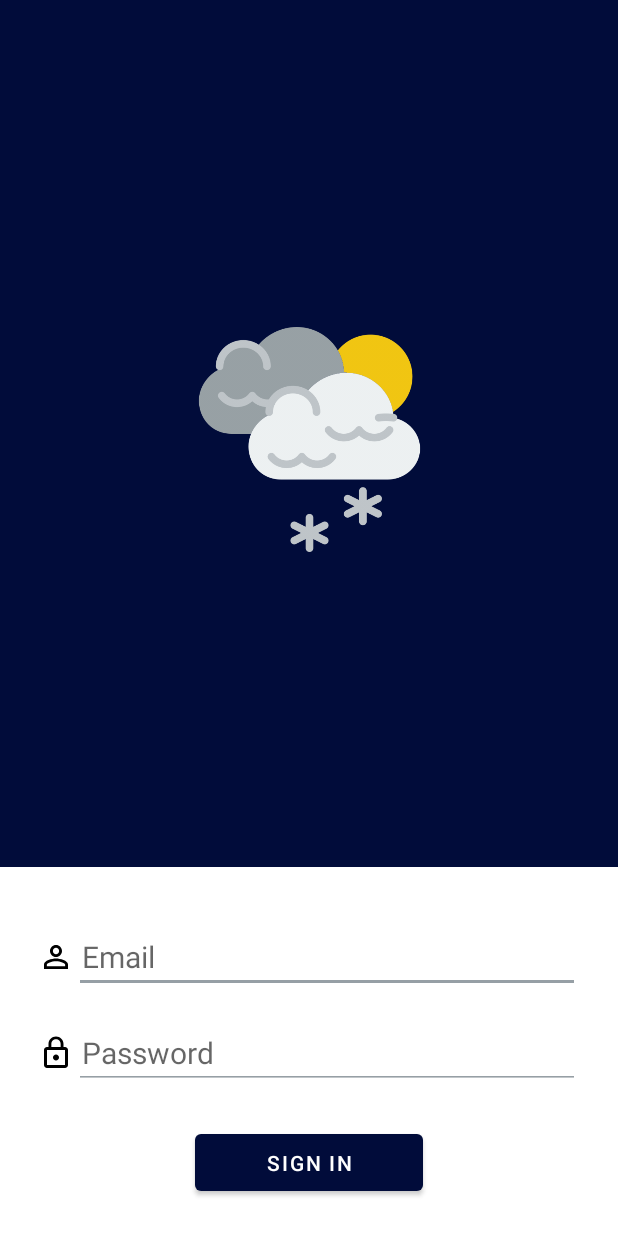
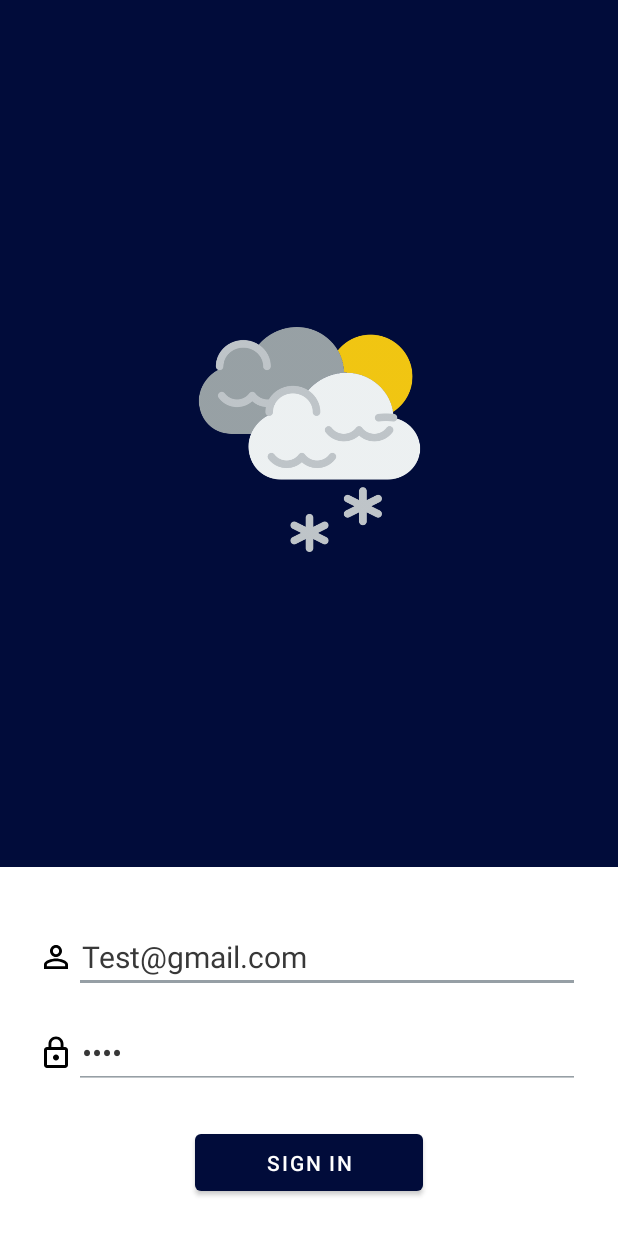
Before and after one commit to ShakirSK/MACHINETEST, an Android app: the screen it shows after launch (LoginActivity), on a phone screen of 412 x 824 dp. Run offline under Robolectric (Android 15) with nearby library versions, the phone set to English and light mode, and no system bars; our stand-ins replace data binding.

Commit message:
Added Explanations

```diff
--- a/app/src/main/AndroidManifest.xml
+++ b/app/src/main/AndroidManifest.xml
@@ -9,6 +9,7 @@
             android:label="@string/app_name"
             android:roundIcon="@mipmap/ic_launcher_round"
             android:supportsRtl="true"
+            android:usesCleartextTraffic="true"
             android:theme="@style/AppTheme">
         <activity android:name=".ui.home.WeatherActivity">
         </activity>
--- a/app/src/main/java/main/master/machinetest/ui/auth/AuthViewModel.kt
+++ b/app/src/main/java/main/master/machinetest/ui/auth/AuthViewModel.kt
@@ -4,22 +4,24 @@ package main.master.machinetest.ui.auth
 import android.view.View
 import androidx.lifecycle.ViewModel
 
+//AuthViewModel binded in activity_login layout for email,password and button onclick  - onLoginButtonClick
+class AuthViewModel : ViewModel(){
 
-class AuthViewModel : ViewModel(){
-    var email:String ? = null
+    var email:String  = "Test@gmail.com"
+    var password: String = "1234"
+    var authListener : AuthListener ?= null
 
-    var password: String ?= null
-
-    var authListener : AuthListener ?= null
     fun onLoginButtonClick(view : View){
 
+        //listener will started which implemened in Login activity with toast
         authListener?.onStarted()
+
         if(email.isNullOrEmpty() || password.isNullOrEmpty()){
+            //listener will failure message
             authListener?.onFailure("Invalid Email or Pasword")
             return
         }
-
+        //if the above condition goes false then we have listener success
         authListener?.onSuccess()
-
     }
 }
--- a/app/src/main/java/main/master/machinetest/ui/home/WeatherViewModel.kt
+++ b/app/src/main/java/main/master/machinetest/ui/home/WeatherViewModel.kt
@@ -12,16 +12,19 @@ import main.master.machinetest.data.model.Weather as Weather1
 class WeatherViewModel(private val repository: WeatherRepository): ViewModel() {
     private lateinit var job: Job
     private val _weather = MutableLiveData<Weather1>()
+    //weather is a  LiveData data holder for Weather
     val weather : LiveData<Weather1>
         get() = _weather
 
+    //used kotlin coroutines
+    //which fetch data inside an IOthread and then we have a callback to the mainthread
+    //we passed getWeather() WeatherRepository which in turns gives response
     fun getWeather() {
         job = Coroutines.ioThenMain(
             { repository.getWeather() },
             { _weather.value = it }
         )
     }
-
 
     override fun onCleared() {
         super.onCleared()
--- a/app/src/main/java/main/master/machinetest/utils/Coroutines.kt
+++ b/app/src/main/java/main/master/machinetest/utils/Coroutines.kt
@@ -7,6 +7,7 @@ import kotlinx.coroutines.launch
 
 object Coroutines{
 
+    //there are two paramter in this one is work we passed from viewmodel one is callback
     fun<T: Any> ioThenMain(work: suspend (() -> T?), callback: ((T?)->Unit)) =
         CoroutineScope(Dispatchers.Main).launch {
             val data = CoroutineScope(Dispatchers.IO).async  rt@{
```
Also changed, not shown: app/src/main/java/main/master/machinetest/ui/auth/LoginActivity.kt (+4 -4 lines), app/src/main/java/main/master/machinetest/ui/home/WeatherActivity.kt (+6 -3 lines).
